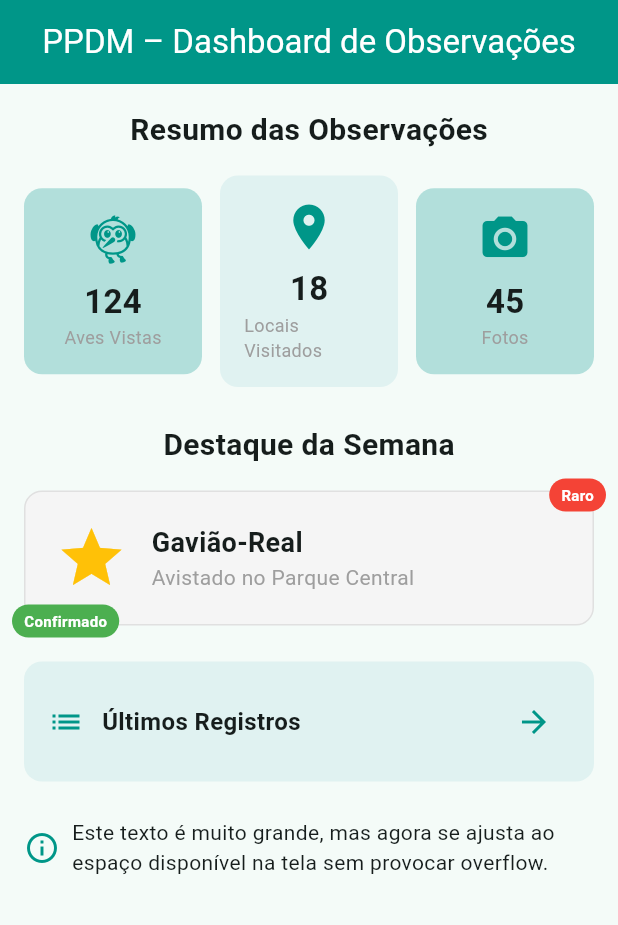
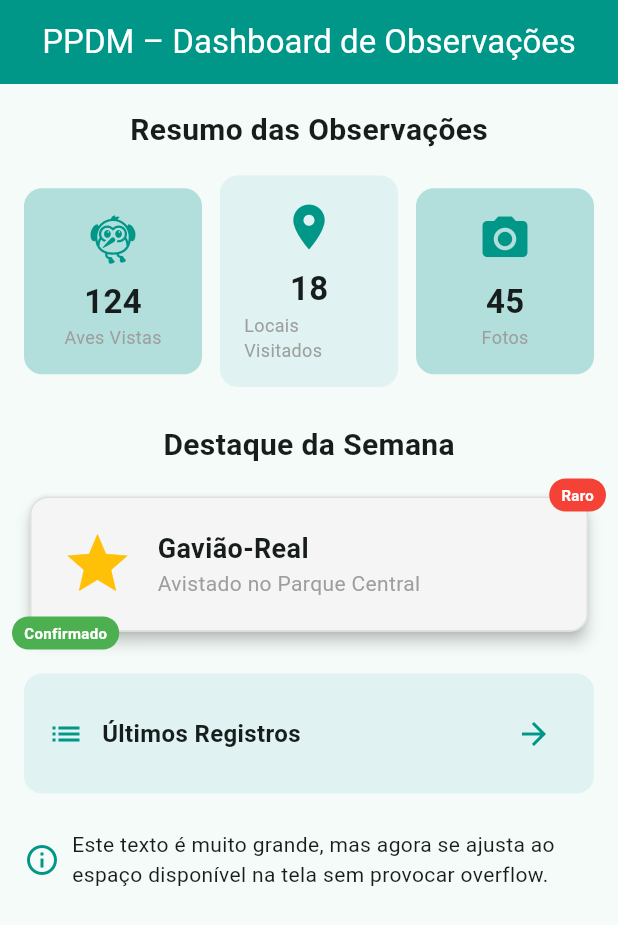
Before and after one commit to IsaacGoncalves01/provaa_layout_app, a Flutter app: the screen it shows after launch, on a phone screen of 412 x 824 dp. Shown: the top 925 px of the screen. Run offline on Flutter 3.47's test engine with Material 3 defaults, Android fonts, the phone set to English and light mode, and no system bars.

Commit message:
Desafio 6 - Card com elevation 4

```diff
--- a/lib/main.dart
+++ b/lib/main.dart
@@ -132,7 +132,9 @@ class TelaDashboard extends StatelessWidget {
               clipBehavior: Clip.none,
               children: [
                 // TODO [Desafio 6]: Substituir o Container simples por um Card do Material com elevation: 4
-                Container(
+                Card(
+                  elevation: 4,
+                  child: Container(
                     width: double.infinity,
                     padding: const EdgeInsets.all(20.0),
                     decoration: BoxDecoration(
@@ -152,6 +154,7 @@ class TelaDashboard extends StatelessWidget {
                           ],
                         ),
                       ],
+                    ),
                   ),
                 ),
                 Positioned(
```
Lines whose indentation alone changed are shown as unchanged.
